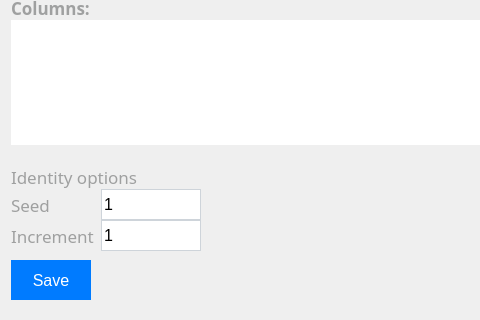
This is NBAdmin/ModifyTableTab.ui in gitnitrosbase/QtAdmin as Qt 5 draws it before an edit; both pictures show x 0 to 480 and y 135 to 455 of the 804 by 455 pixel window. The edited form follows.
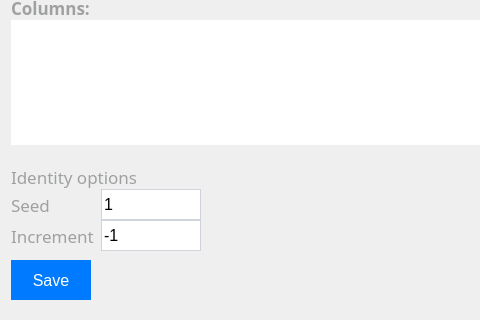
This is the edited form. Icons and pictures are not drawn.

Patch:
```diff
--- a/NBAdmin/ModifyTableTab.ui
+++ b/NBAdmin/ModifyTableTab.ui
@@ -228,7 +228,7 @@
 }</string>
        </property>
        <property name="text">
-        <string>1</string>
+        <string>-1</string>
        </property>
       </widget>
      </item>
```
